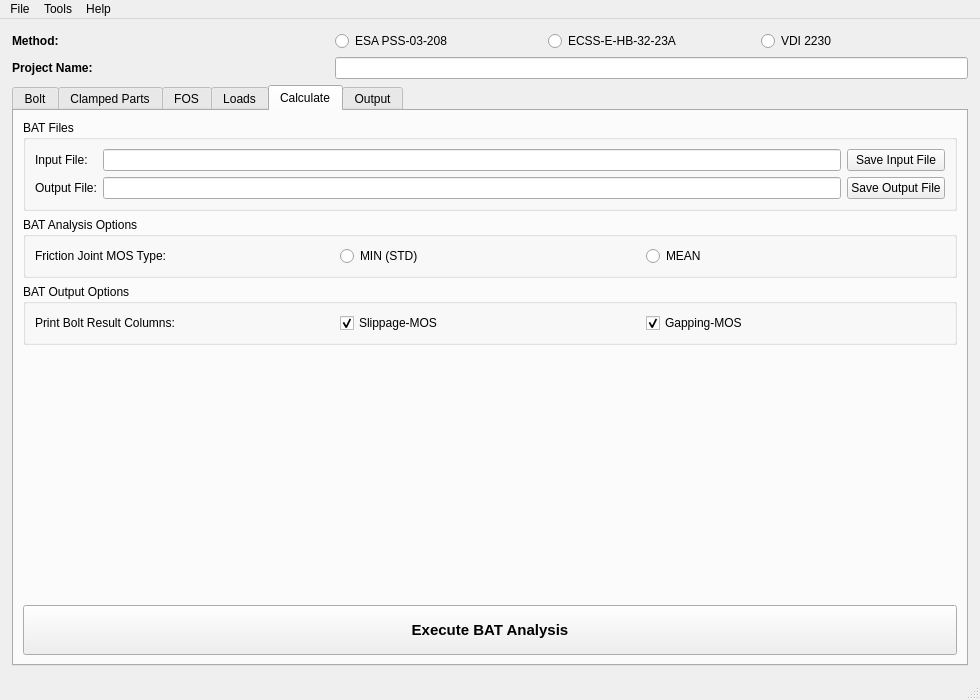
Before: the Qt Designer form BAT/src/gui/bat_gui.ui in misams/BAT, drawn with Qt 5.
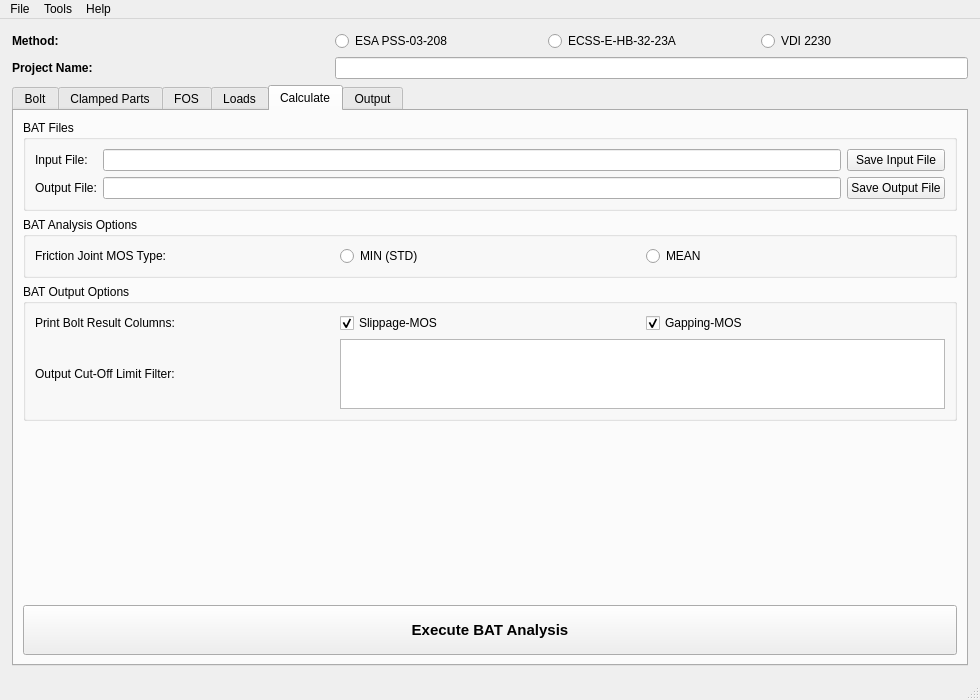
After: the same form once the commit is applied. The open tabs and pages were chosen to show the change.

Commit message: bolt result filter finished (fixes #17)

Diff of the .ui file:
```diff
--- a/BAT/src/gui/bat_gui.ui
+++ b/BAT/src/gui/bat_gui.ui
@@ -1264,6 +1264,44 @@
            <string>BAT Output Options</string>
           </property>
           <layout class="QGridLayout" name="gridLayout_10">
+           <item row="1" column="1" colspan="2">
+            <widget class="QTableWidget" name="filterTable">
+             <property name="sizePolicy">
+              <sizepolicy hsizetype="Preferred" vsizetype="Preferred">
+               <horstretch>0</horstretch>
+               <verstretch>0</verstretch>
+              </sizepolicy>
+             </property>
+             <property name="minimumSize">
+              <size>
+               <width>0</width>
+               <height>0</height>
+              </size>
+             </property>
+             <property name="autoFillBackground">
+              <bool>false</bool>
+             </property>
+             <property name="sizeAdjustPolicy">
+              <enum>QAbstractScrollArea::AdjustToContents</enum>
+             </property>
+             <property name="rowCount">
+              <number>0</number>
+             </property>
+             <property name="columnCount">
+              <number>0</number>
+             </property>
+            </widget>
+           </item>
+           <item row="0" column="2">
+            <widget class="QCheckBox" name="checkBoxColGap">
+             <property name="text">
+              <string>Gapping-MOS</string>
+             </property>
+             <property name="checked">
+              <bool>true</bool>
+             </property>
+            </widget>
+           </item>
            <item row="0" column="1">
             <widget class="QCheckBox" name="checkBoxColLocSlip">
              <property name="text">
@@ -1281,13 +1319,10 @@
              </property>
             </widget>
            </item>
-           <item row="0" column="2">
-            <widget class="QCheckBox" name="checkBoxColGap">
+           <item row="1" column="0">
+            <widget class="QLabel" name="label_45">
              <property name="text">
-              <string>Gapping-MOS</string>
-             </property>
-             <property name="checked">
-              <bool>true</bool>
+              <string>Output Cut-Off Limit Filter:</string>
              </property>
             </widget>
            </item>
```
Left out of the diff: 2 changed lines with no effect on the pictures. The commit also changes 7 other files.
